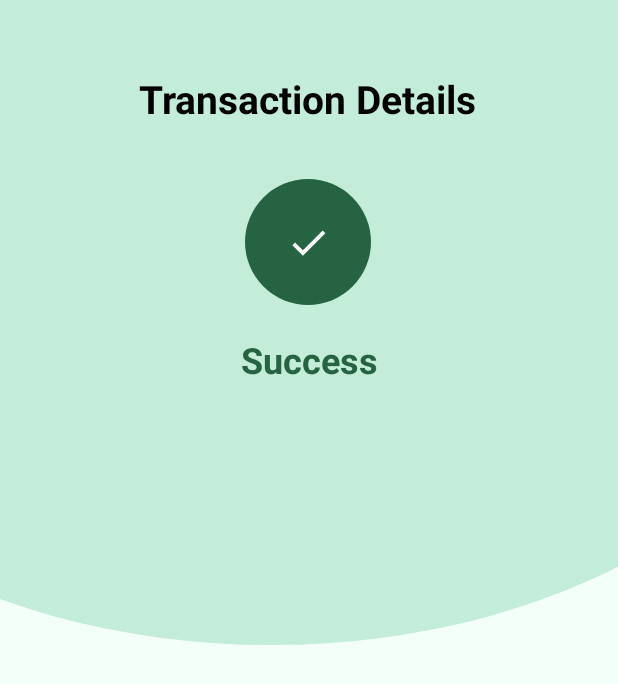
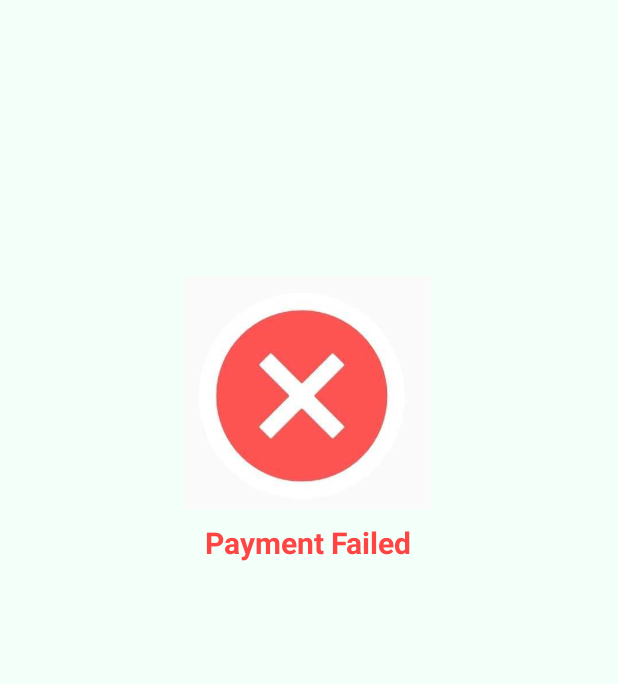
Before and after one commit to abhinag007/mpos3, an Android app: the screen it shows after launch (RecentTransaction before the commit, TransactionStatus after it), on a phone screen of 412 x 824 dp. Shown: the top 684 px of the screen. Run offline under Robolectric (Android 15) with nearby library versions, the phone set to English and light mode, and no system bars.

Commit message:
24/06/2022

```diff
--- a/app/src/main/AndroidManifest.xml
+++ b/app/src/main/AndroidManifest.xml
@@ -22,7 +22,7 @@
         android:usesCleartextTraffic="true"
         tools:targetApi="31">
         <activity
-            android:name=".RecentTransaction"
+            android:name=".TransactionStatus"
             android:exported="true">
             <intent-filter>
                 <action android:name="android.intent.action.MAIN" />
@@ -55,8 +55,7 @@
         <activity
             android:name=".PayingActivity"
             android:exported="true"
-            android:theme="@style/Theme.Mpos.greenActionBar">
-        </activity>
+            android:theme="@style/Theme.Mpos.greenActionBar"></activity>
     </application>
 
 </manifest>
--- a/app/src/main/java/com/tech/mpos/MainActivity.kt
+++ b/app/src/main/java/com/tech/mpos/MainActivity.kt
@@ -15,10 +15,10 @@ class MainActivity : AppCompatActivity() {
         setSupportActionBar(findViewById(R.id.toolbar))
         supportActionBar?.title = ""
 
-        val firstFragment=FirstFragment()
+//        val firstFragment=FirstFragment()
+//        setCurrentFragment(firstFragment)
+        val firstFragment=RecentTransactionFragment()
         setCurrentFragment(firstFragment)
-//        val firstFragment=PaymentSetupFragment()
-//        setCurrentFragment(firstFragment)
 
     }
     private fun setCurrentFragment(fragment: Fragment)=
--- a/app/src/main/java/com/tech/mpos/RecentTransaction.kt
+++ b/app/src/main/java/com/tech/mpos/TransactionStatus.kt
@@ -3,9 +3,9 @@ package com.tech.mpos
 import androidx.appcompat.app.AppCompatActivity
 import android.os.Bundle
 
-class RecentTransaction : AppCompatActivity() {
+class TransactionStatus : AppCompatActivity() {
     override fun onCreate(savedInstanceState: Bundle?) {
         super.onCreate(savedInstanceState)
-        setContentView(R.layout.activity_recent_transaction)
+        setContentView(R.layout.activity_transaction_status)
     }
 }
--- /dev/null
+++ b/app/src/main/res/drawable/arrow_forward.xml
@@ -0,0 +1,5 @@
+<vector android:height="24dp" android:tint="#FFFFFF"
+    android:viewportHeight="24" android:viewportWidth="24"
+    android:width="24dp" xmlns:android="http://schemas.android.com/apk/res/android">
+    <path android:fillColor="@android:color/white" android:pathData="M12,4l-1.41,1.41L16.17,11H4v2h12.17l-5.58,5.59L12,20l8,-8z"/>
+</vector>
--- a/app/src/main/res/layout/activity_login.xml
+++ b/app/src/main/res/layout/activity_login.xml
@@ -90,7 +90,7 @@
         tools:ignore="SpeakableTextPresentCheck" />
 
     <Button
-        android:id="@+id/login_btn"
+        android:id="@+id/transactionHistory_btn"
         android:layout_width="match_parent"
         android:layout_height="50dp"
         android:layout_marginHorizontal="54dp"
@@ -112,7 +112,7 @@
         app:layout_constraintEnd_toEndOf="parent"
         app:layout_constraintHorizontal_bias="0.375"
         app:layout_constraintStart_toStartOf="parent"
-        app:layout_constraintTop_toBottomOf="@+id/login_btn"
+        app:layout_constraintTop_toBottomOf="@+id/transactionHistory_btn"
         app:layout_constraintVertical_bias="0.046" />
 
     <TextView
--- a/app/src/main/res/layout/activity_recent_transaction.xml
+++ /dev/null
@@ -1,69 +0,0 @@
-<?xml version="1.0" encoding="utf-8"?>
-<androidx.constraintlayout.widget.ConstraintLayout xmlns:android="http://schemas.android.com/apk/res/android"
-    xmlns:app="http://schemas.android.com/apk/res-auto"
-    xmlns:tools="http://schemas.android.com/tools"
-    android:layout_width="match_parent"
-    android:layout_height="match_parent"
-    android:background="@color/baground"
-    tools:context=".MainActivity">
-
-    <ImageView
-        android:id="@+id/imageView6"
-        android:layout_width="412dp"
-        android:layout_height="470dp"
-        android:src="@drawable/dashboard_curve"
-        app:layout_constraintEnd_toEndOf="parent"
-        app:layout_constraintHorizontal_bias="0.0"
-        app:layout_constraintStart_toStartOf="parent"
-        app:layout_constraintTop_toTopOf="parent" />
-
-    <TextView
-        android:id="@+id/transactionDetails_tv"
-        android:layout_width="wrap_content"
-        android:layout_height="wrap_content"
-        android:layout_marginTop="48dp"
-        android:textSize="26sp"
-        android:textStyle="bold"
-        android:textColor="@color/black"
-        android:text="Transaction Details"
-        app:layout_constraintEnd_toEndOf="parent"
-        app:layout_constraintHorizontal_bias="0.498"
-        app:layout_constraintStart_toStartOf="parent"
-        app:layout_constraintTop_toTopOf="@+id/imageView6" />
-
-    <ImageView
-        android:id="@+id/circleColor_iv"
-        android:layout_width="84dp"
-        android:layout_height="84dp"
-        android:layout_marginTop="36dp"
-        app:layout_constraintEnd_toEndOf="@+id/transactionDetails_tv"
-        app:layout_constraintStart_toStartOf="@+id/transactionDetails_tv"
-        app:layout_constraintTop_toBottomOf="@+id/transactionDetails_tv"
-        app:srcCompat="@drawable/paying_curve_shape" />
-
-    <ImageView
-        android:id="@+id/statusIcon_iv"
-        android:layout_width="30dp"
-        android:layout_height="30dp"
-
-        app:layout_constraintBottom_toBottomOf="@+id/circleColor_iv"
-        app:layout_constraintEnd_toEndOf="@+id/circleColor_iv"
-        app:layout_constraintStart_toStartOf="@+id/circleColor_iv"
-        app:layout_constraintTop_toTopOf="@+id/circleColor_iv"
-        app:srcCompat="@drawable/check_icon" />
-
-    <TextView
-        android:id="@+id/statusText_tv"
-        android:layout_width="wrap_content"
-        android:layout_height="wrap_content"
-        android:layout_marginTop="20dp"
-        android:text="Success"
-        android:textColor="@color/primary"
-        android:textSize="24sp"
-        android:textStyle="bold"
-        app:layout_constraintEnd_toEndOf="@+id/circleColor_iv"
-        app:layout_constraintHorizontal_bias="0.428"
-        app:layout_constraintStart_toStartOf="@+id/circleColor_iv"
-        app:layout_constraintTop_toBottomOf="@+id/circleColor_iv" />
-
-</androidx.constraintlayout.widget.ConstraintLayout>
--- /dev/null
+++ b/app/src/main/res/layout/activity_transaction_status.xml
@@ -0,0 +1,35 @@
+<?xml version="1.0" encoding="utf-8"?>
+<androidx.constraintlayout.widget.ConstraintLayout xmlns:android="http://schemas.android.com/apk/res/android"
+    xmlns:app="http://schemas.android.com/apk/res-auto"
+    xmlns:tools="http://schemas.android.com/tools"
+    android:layout_width="match_parent"
+    android:layout_height="match_parent"
+    tools:context=".TransactionStatus">
+
+    <ImageView
+        android:id="@+id/imageStatus_iv"
+        android:layout_width="166dp"
+        android:layout_height="156dp"
+        android:layout_marginTop="184dp"
+        app:layout_constraintEnd_toEndOf="parent"
+        app:layout_constraintHorizontal_bias="0.497"
+        app:layout_constraintStart_toStartOf="parent"
+        app:layout_constraintTop_toTopOf="parent"
+        app:srcCompat="@drawable/failed" />
+
+    <TextView
+        android:id="@+id/paymentStatus_tv"
+        android:layout_width="wrap_content"
+        android:layout_height="wrap_content"
+        android:layout_marginTop="8dp"
+        android:text="Payment Failed"
+        android:textColor="@android:color/holo_red_light"
+        android:textSize="20sp"
+        android:textStyle="bold"
+        app:layout_constraintBottom_toBottomOf="parent"
+        app:layout_constraintEnd_toEndOf="@+id/imageStatus_iv"
+        app:layout_constraintHorizontal_bias="0.515"
+        app:layout_constraintStart_toStartOf="@+id/imageStatus_iv"
+        app:layout_constraintTop_toBottomOf="@+id/imageStatus_iv"
+        app:layout_constraintVertical_bias="0.0" />
+</androidx.constraintlayout.widget.ConstraintLayout>
```
Also changed, not shown: app/src/main/java/com/tech/mpos/RecentTransactionFragment.kt (added, +47 -0 lines), app/src/main/res/layout/fragment_recent_transaction.xml (added, +202 -0 lines), app/src/main/res/drawable/completed.jpg (added), app/src/main/res/drawable/failed.jpg (added).
